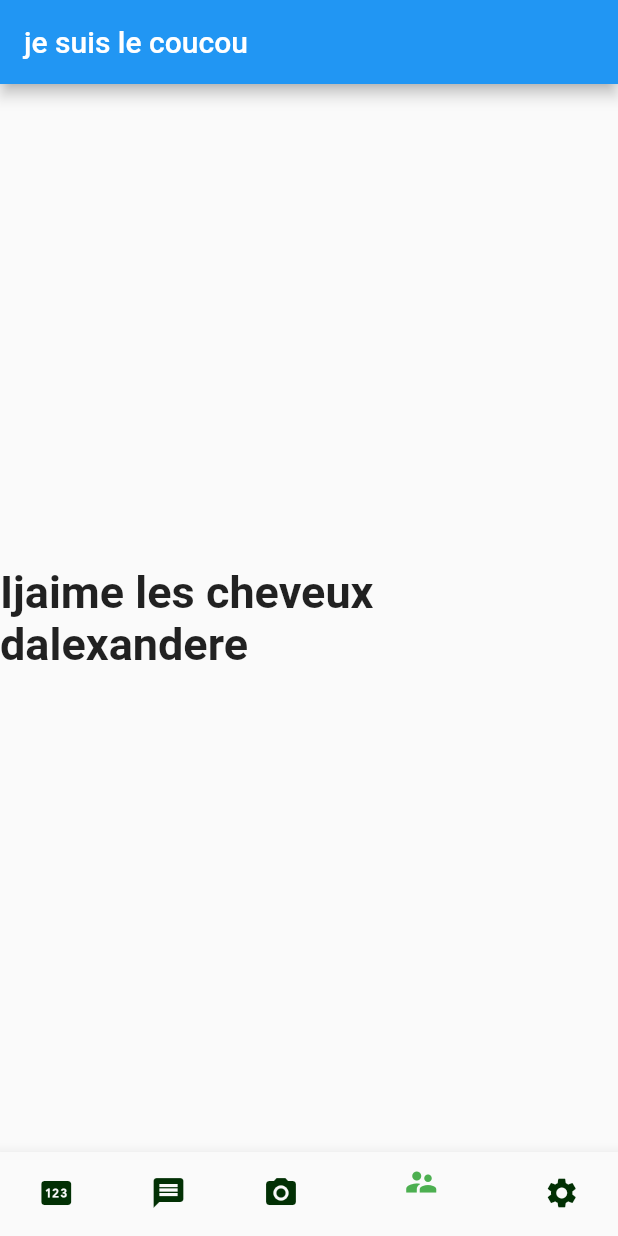
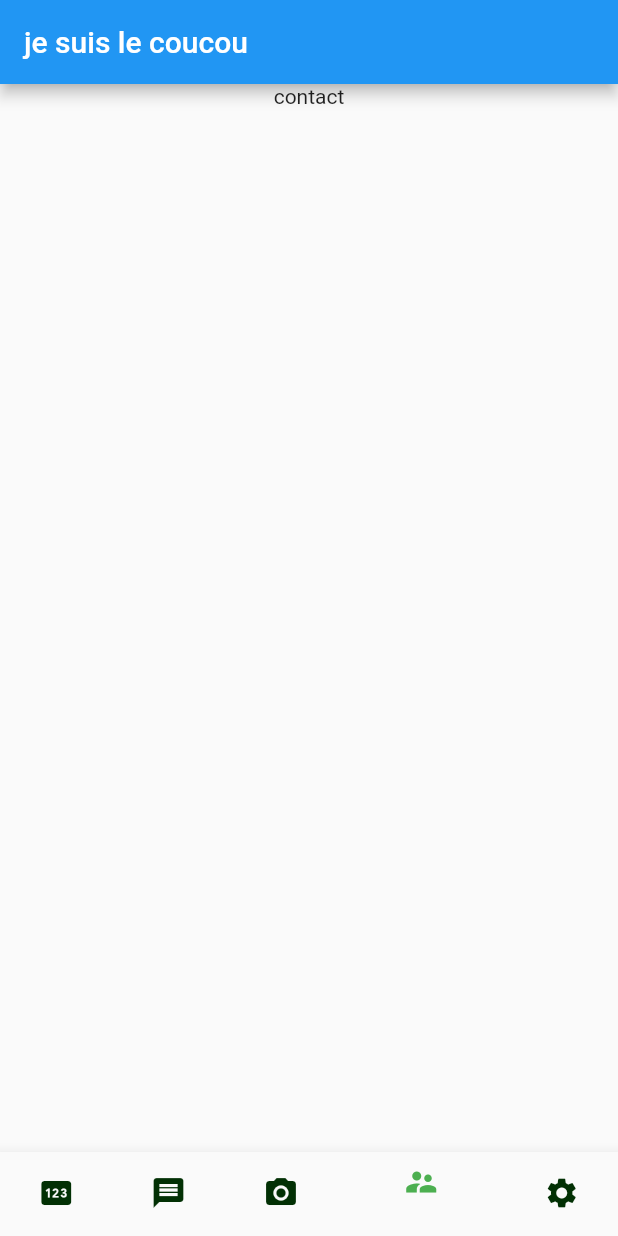
Before and after one commit to lenaraa/slothmute, a Flutter app: the screen it shows after launch, item 4 of the bottom bar chosen, on a phone screen of 412 x 824 dp. Run offline on Flutter 3.47's test engine with Material 2 defaults, Android fonts, the phone set to English and light mode, and no system bars.

Commit message:
add ContactWidget / add widgets folder / add contact state in main

```diff
--- a/lib/main.dart
+++ b/lib/main.dart
@@ -1,5 +1,6 @@
 import 'package:flutter/material.dart';
 import 'package:slothmute/ui/pages/connexion.dart';
+import 'package:slothmute/ui/pages/contact.dart';
 
 void main() => runApp(const MyApp());
 
@@ -38,10 +39,7 @@ class _MyStatefulWidgetState extends State<MyStatefulWidget> {
       'bien le bonsoir ',
       style: optionStyle,
     ),
-    Text(
-      'Ijaime les cheveux dalexandere',
-      style: optionStyle,
-    ),
+    Contact(),
     Text(
       'vous etes des merdes',
       style: optionStyle,
--- a/lib/ui/pages/contact.dart
+++ b/lib/ui/pages/contact.dart
@@ -0,0 +1,22 @@
+import 'package:flutter/material.dart';
+
+class Contact extends StatefulWidget {
+  const Contact({Key? key}) : super(key: key);
+
+  @override
+  State<Contact> createState() => _ContactState();
+}
+
+class _ContactState extends State<Contact> {
+  @override
+  Widget build(BuildContext context) {
+    return Container(
+      child: Flex(
+        direction: Axis.vertical,
+        children: [
+          const Text("contact")
+        ],
+      ),
+    );
+  }
+}
```
Also changed, not shown: lib/widgets/ContactWidget.dart (added, +17 -0 lines).
